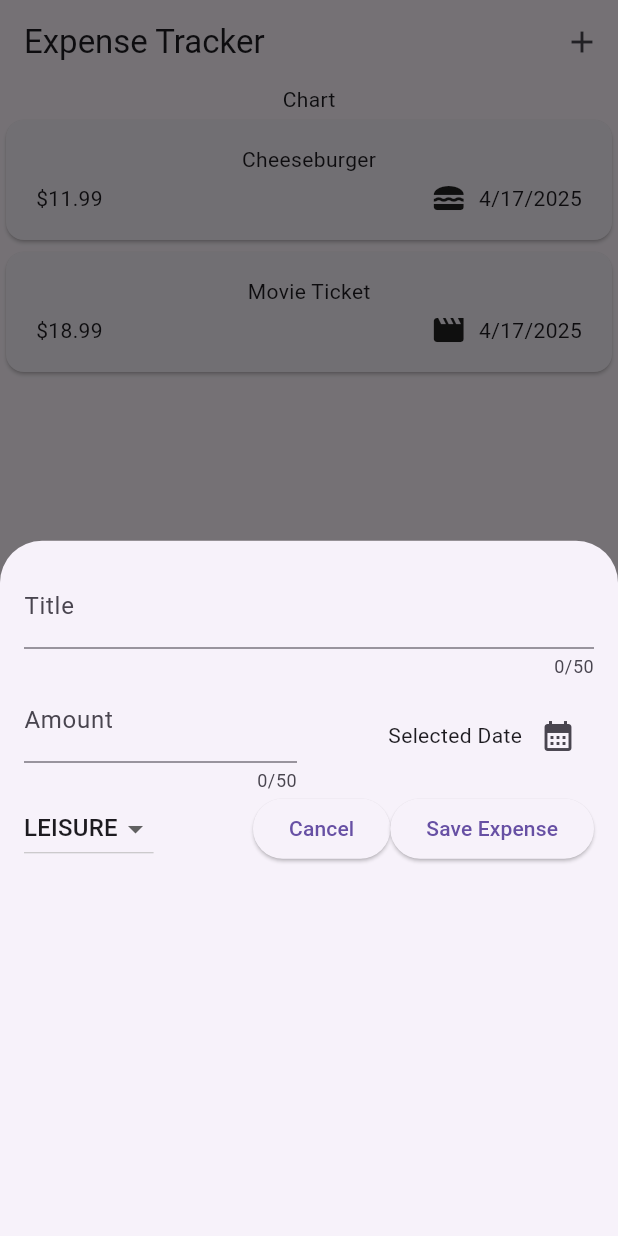
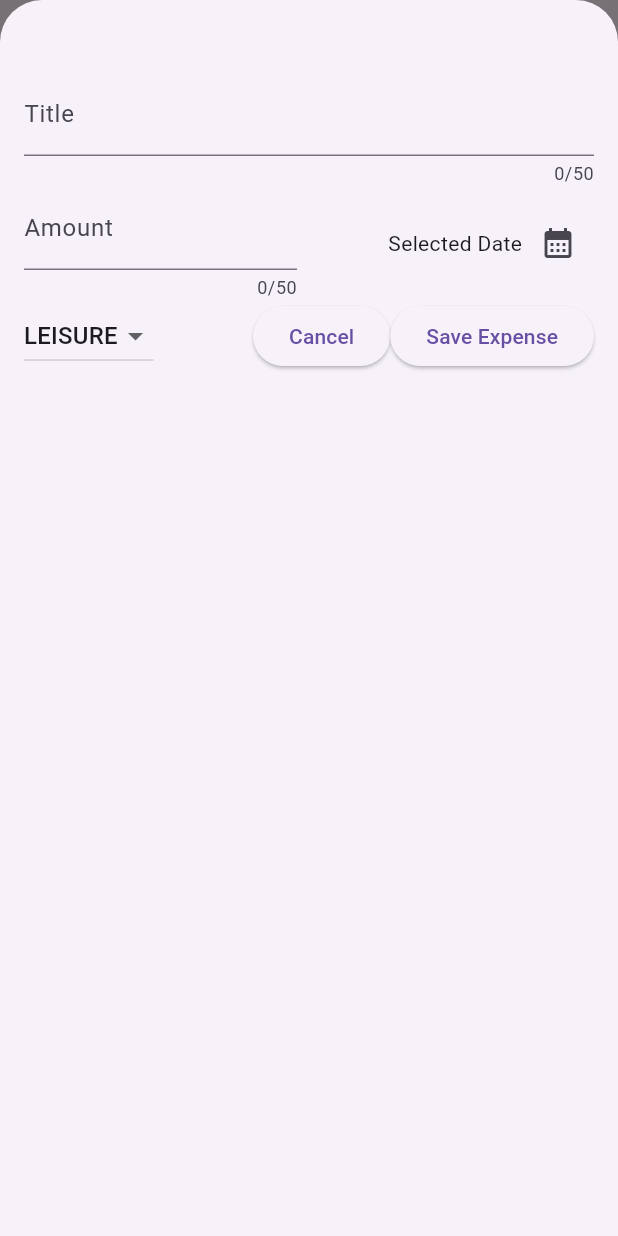
Before and after one commit to Alson71/expense_tracker, a Flutter app: the screen it shows after launch, after a tap on the "add" icon, on a phone screen of 412 x 824 dp. Run offline on Flutter 3.47's test engine with Material 3 defaults, Android fonts, the phone set to English and light mode, and no system bars.

Commit message:
Fixed some styling with the new expense widget and allowed it to close

```diff
--- a/lib/expenses.dart
+++ b/lib/expenses.dart
@@ -16,6 +16,7 @@ class Expenses extends StatefulWidget {
 class _ExpensesState extends State<Expenses> {
   void _openAddExpenseOverlay() {
     showModalBottomSheet(
+      isScrollControlled:true,
       context: context,
       builder: (ctx) => NewExpense(onAddExpense: _addExpense),
     );
--- a/lib/widgets/new_expense.dart
+++ b/lib/widgets/new_expense.dart
@@ -54,6 +54,7 @@ class _NewExpenseState extends State<NewExpense> {
         category: _selectedCategory
       ),
     );
+    Navigator.pop(context);
   }
 
   void _presentDatePicker() async {
@@ -72,7 +73,7 @@ class _NewExpenseState extends State<NewExpense> {
   @override
   Widget build(BuildContext context) {
     return Padding(
-      padding: const EdgeInsets.all(16),
+      padding: const EdgeInsets.fromLTRB(16,48,16,48),
       child: Column(
         children: [
           Row(
@@ -151,6 +152,8 @@ class _NewExpenseState extends State<NewExpense> {
                   print("Title: ${_titleController.text}");
                   print("Amount: ${_amountController.text}");
                   _submitExpenseData();
+
+
                 },
                 child: Text('Save Expense'),
               ),
```
